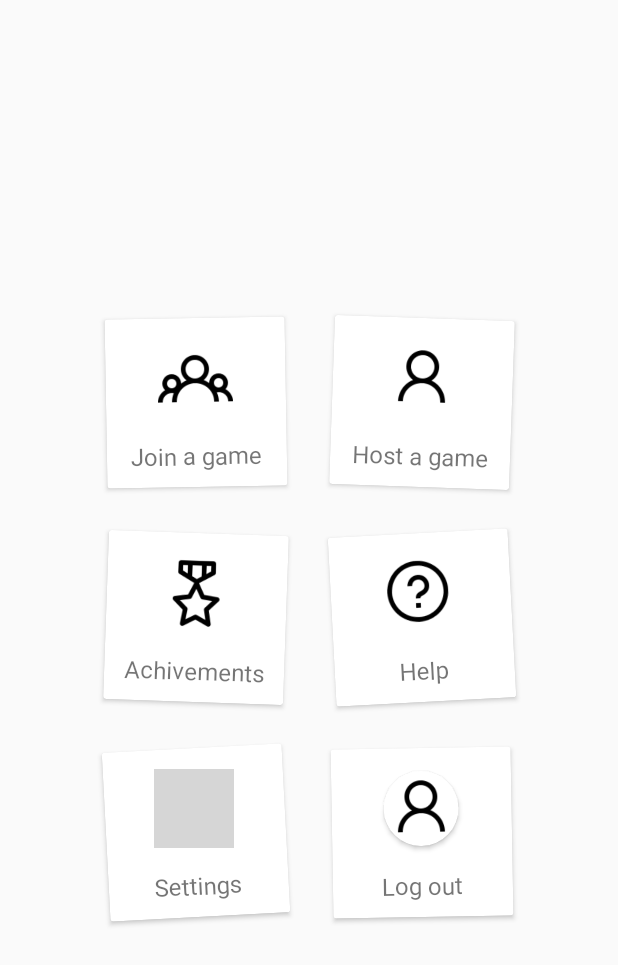
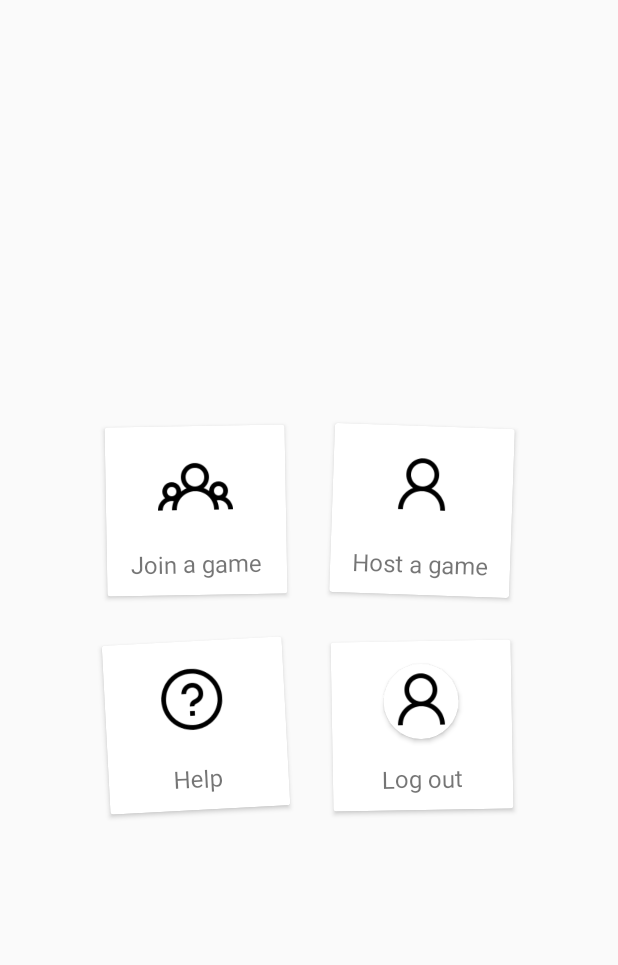
Before and after one commit to LeahHirst/GamesProgramming, an Android app: the layout fragment_menu_main.xml on its own in the app's theme, with its tools: preview values and no code run, on a phone screen of 412 x 824 dp. Shown: the top 965 px of the screen. Run offline under Robolectric (Android 15) with nearby library versions, the phone set to English and light mode, and no system bars; grey boxes are pictures that could not be loaded.

Commit message:
[Android] v1.0

```diff
--- a/android/app/build.gradle
+++ b/android/app/build.gradle
@@ -15,8 +15,8 @@ android {
         applicationId "com.ahirst.doodaddash"
         minSdkVersion 21
         targetSdkVersion 27
-        versionCode 1
-        versionName "0.1"
+        versionCode 2
+        versionName "1.0"
         testInstrumentationRunner "android.support.test.runner.AndroidJUnitRunner"
     }
     buildTypes {
--- a/android/app/src/main/AndroidManifest.xml
+++ b/android/app/src/main/AndroidManifest.xml
@@ -1,8 +1,8 @@
 <?xml version="1.0" encoding="utf-8"?>
 <manifest xmlns:android="http://schemas.android.com/apk/res/android"
     package="com.ahirst.doodaddash"
-    android:versionCode="1"
-    android:versionName="0.1">
+    android:versionCode="2"
+    android:versionName="1.0">
 
     <uses-permission android:name="android.permission.INTERNET" />
     <uses-permission android:name="android.permission.CAMERA" />
--- a/android/app/src/main/java/com/ahirst/doodaddash/PermissionActivity.java
+++ b/android/app/src/main/java/com/ahirst/doodaddash/PermissionActivity.java
@@ -23,6 +23,8 @@ import com.github.paolorotolo.appintro.AppIntro2;
 import com.github.paolorotolo.appintro.AppIntro2Fragment;
 import com.github.paolorotolo.appintro.AppIntroFragment;
 
+import java.security.Permissions;
+
 /**
  * Created by Leah Hirst on 06/05/2018.
  */
@@ -45,6 +47,7 @@ public class PermissionActivity extends AppIntro2 {
         addSlide(AnimSlide.newInstance(R.layout.slide_four));
         addSlide(DashSlide.newInstance(R.layout.slide_five));
 
+        askForPermissions(new String[]{Manifest.permission.WRITE_EXTERNAL_STORAGE}, 5);
 
         boolean skipPermissionCheck = getIntent().getExtras().getBoolean("skippermcheck");
 
--- a/android/app/src/main/java/com/ahirst/doodaddash/fragment/HostGameFragment.java
+++ b/android/app/src/main/java/com/ahirst/doodaddash/fragment/HostGameFragment.java
@@ -139,6 +139,7 @@ public class HostGameFragment extends Fragment {
             @Override
             public void run(Socket socket) {
                 socket.emit("start pregame");
+                socket.off("userlist update");
             }
         });
 
@@ -154,6 +155,7 @@ public class HostGameFragment extends Fragment {
             @Override
             public void run(Socket socket) {
                 socket.emit("leave game");
+                socket.off("userlist update");
             }
         });
 
--- a/android/app/src/main/java/com/ahirst/doodaddash/fragment/JoinGameLobbyFragment.java
+++ b/android/app/src/main/java/com/ahirst/doodaddash/fragment/JoinGameLobbyFragment.java
@@ -58,7 +58,7 @@ public class JoinGameLobbyFragment extends Fragment {
 
         Program.getSocket(new SocketAction() {
             @Override
-            public void run(Socket socket) {
+            public void run(final Socket socket) {
                 socket.on("userlist update", new Emitter.Listener() {
                     @Override
                     public void call(Object... args) {
@@ -81,9 +81,11 @@ public class JoinGameLobbyFragment extends Fragment {
                     }
                 });
 
-                socket.on("start pregame", new Emitter.Listener() {
+                socket.once("start pregame", new Emitter.Listener() {
                     @Override
                     public void call(Object... args) {
+                        socket.off("userlist update");
+
                         mActivity.runOnUiThread(new Runnable() {
                             @Override
                             public void run() {
--- a/android/app/src/main/java/com/ahirst/doodaddash/fragment/PregameFragment.java
+++ b/android/app/src/main/java/com/ahirst/doodaddash/fragment/PregameFragment.java
@@ -64,7 +64,7 @@ public class PregameFragment extends Fragment {
             @Override
             public void run(Socket socket) {
 
-                socket.on("start countdown", new Emitter.Listener() {
+                socket.once("start countdown", new Emitter.Listener() {
                     @Override
                     public void call(Object... args) {
                         mActivity.runOnUiThread(new Runnable() {
--- a/android/app/src/main/java/com/ahirst/doodaddash/model/GameOptions.java
+++ b/android/app/src/main/java/com/ahirst/doodaddash/model/GameOptions.java
@@ -4,5 +4,4 @@ public class GameOptions {
 
     private int gameTime = 180;
 
-
 }
--- a/android/app/src/main/java/org/tensorflow/demo/CameraActivity.java
+++ b/android/app/src/main/java/org/tensorflow/demo/CameraActivity.java
@@ -226,6 +226,7 @@ public abstract class CameraActivity extends FragmentActivity
     @Override
     public synchronized void onResume() {
         LOGGER.d("onResume " + this);
+
         super.onResume();
 
         handlerThread = new HandlerThread("inference");
@@ -313,8 +314,9 @@ public abstract class CameraActivity extends FragmentActivity
     }
 
     private String chooseCamera() {
-        final CameraManager manager = (CameraManager) getSystemService(Context.CAMERA_SERVICE);
         try {
+            final CameraManager manager = (CameraManager) getSystemService(Context.CAMERA_SERVICE);
+
             for (final String cameraId : manager.getCameraIdList()) {
                 final CameraCharacteristics characteristics = manager.getCameraCharacteristics(cameraId);
 
--- a/android/app/src/main/res/layout/fragment_menu_main.xml
+++ b/android/app/src/main/res/layout/fragment_menu_main.xml
@@ -71,32 +71,6 @@
             android:layout_width="120dp"
             android:layout_height="wrap_content"
             android:layout_margin="15dp"
-            android:id="@+id/btn_achivements"
-            android:rotation="2">
-            <LinearLayout
-                android:layout_width="match_parent"
-                android:layout_height="wrap_content"
-                android:orientation="vertical">
-                <ImageView
-                    android:layout_width="50dp"
-                    android:layout_height="50dp"
-                    android:src="@drawable/ic_achivement"
-                    android:layout_gravity="center"
-                    android:layout_marginTop="15dp" />
-                <TextView
-                    android:layout_width="wrap_content"
-                    android:layout_height="wrap_content"
-                    android:text="Achivements"
-                    android:layout_gravity="center"
-                    android:layout_marginTop="15dp"
-                    android:layout_marginBottom="10dp"
-                    android:textSize="16dp" />
-            </LinearLayout>
-        </android.support.v7.widget.CardView>
-        <android.support.v7.widget.CardView
-            android:layout_width="120dp"
-            android:layout_height="wrap_content"
-            android:layout_margin="15dp"
             android:id="@+id/btn_help"
             android:rotation="-3">
             <LinearLayout
@@ -119,38 +93,6 @@
                     android:layout_marginTop="15dp"
                     android:layout_marginBottom="10dp"
                     android:textSize="16dp"/>
-            </LinearLayout>
-        </android.support.v7.widget.CardView>
-    </LinearLayout>
-    <LinearLayout
-        android:layout_width="wrap_content"
-        android:layout_height="wrap_content"
-        android:orientation="horizontal"
-        android:layout_gravity="center">
-        <android.support.v7.widget.CardView
-            android:layout_width="120dp"
-            android:layout_height="wrap_content"
-            android:layout_margin="15dp"
-            android:id="@+id/btn_settings"
-            android:rotation="-3">
-            <LinearLayout
-                android:layout_width="match_parent"
-                android:layout_height="wrap_content"
-                android:orientation="vertical">
-                <ImageView
-                    android:layout_width="50dp"
-                    android:layout_height="50dp"
-                    android:src="@drawable/ic_settings"
-                    android:layout_gravity="center"
-                    android:layout_marginTop="15dp" />
-                <TextView
-                    android:layout_width="wrap_content"
-                    android:layout_height="wrap_content"
-                    android:text="Settings"
-                    android:layout_gravity="center"
-                    android:layout_marginTop="15dp"
-                    android:layout_marginBottom="10dp"
-                    android:textSize="16dp" />
             </LinearLayout>
         </android.support.v7.widget.CardView>
         <android.support.v7.widget.CardView
```
Also changed, not shown: android/app/src/main/java/com/ahirst/doodaddash/CameraActivity.java (+11 -1 lines), android/app/src/main/java/com/ahirst/doodaddash/Program.java (+22 -12 lines), android/app/src/main/java/com/ahirst/doodaddash/fragment/InGameFragment.java (+11 -4 lines), android/app/src/main/java/com/ahirst/doodaddash/fragment/PostgameFragment.java (+25 -15 lines), android/app/src/main/java/com/ahirst/doodaddash/iface/Observer.java (added, +7 -0 lines), android/app/src/main/java/com/ahirst/doodaddash/iface/Subject.java (added, +9 -0 lines), android/app/src/main/java/com/ahirst/doodaddash/util/ImageClassifier.java (+75 -9 lines), 1 other file.
